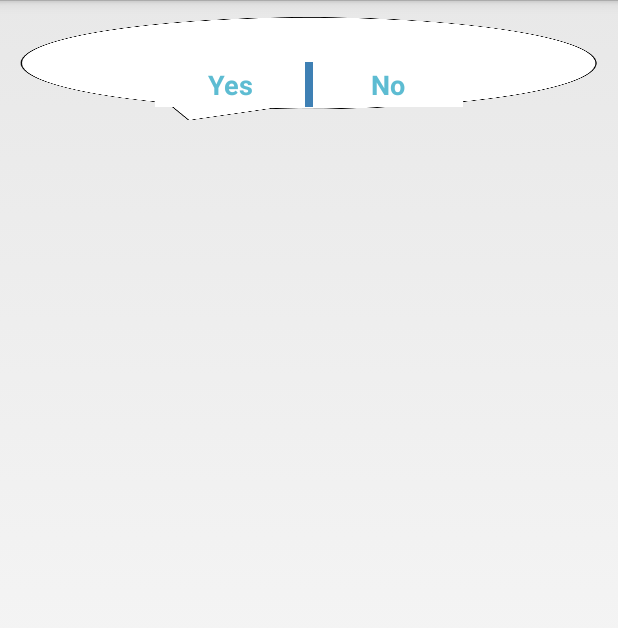
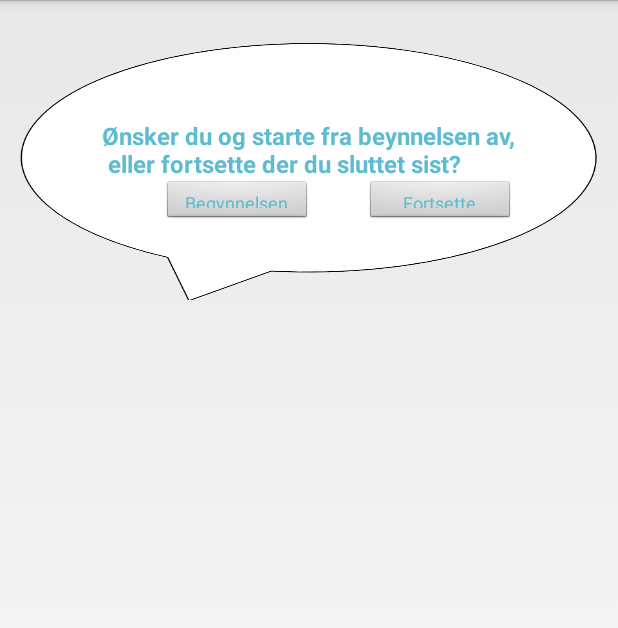
Before and after one commit to brageej/FortaltDigitalt, an Android app: the layout custom_dialog.xml on its own in the app's theme, with its tools: preview values and no code run, on a phone screen of 412 x 824 dp. Shown: the top 628 px of the screen. Run offline under Robolectric (Android 15) with nearby library versions, the phone set to English and light mode, and no system bars.

Commit message:
dialog now changes screen. still bad layout

```diff
--- a/app/src/main/res/layout/custom_dialog.xml
+++ b/app/src/main/res/layout/custom_dialog.xml
@@ -1,7 +1,7 @@
 <?xml version="1.0" encoding="utf-8"?>
-<LinearLayout xmlns:android="http://schemas.android.com/apk/res/android"
+<RelativeLayout xmlns:android="http://schemas.android.com/apk/res/android"
     android:layout_width="fill_parent"
-    android:layout_height="80dp"
+    android:layout_height="200dp"
     android:background="@drawable/dialog_background"
     android:orientation="vertical" >
 
@@ -10,40 +10,40 @@
         android:layout_width="wrap_content"
         android:layout_height="wrap_content"
         android:layout_gravity="center"
-        android:layout_margin="10dp"
-        android:text="Do you realy want to exit ?"
-        android:textColor="@android:color/white"
-        android:textSize="15dp"
-        android:textStyle="bold" >
+        android:text="Ønsker du og starte fra beynnelsen av,\n eller fortsette der du sluttet sist?"
+        android:textColor="#5DBCD2"
+        android:textSize="16dp"
+        android:textStyle="bold"
+        android:layout_centerVertical="true"
+        android:layout_centerHorizontal="true">
     </TextView>
 
-    <LinearLayout
-        android:layout_width="wrap_content"
-        android:layout_height="wrap_content"
-        android:layout_gravity="center"
-        android:background="#3E80B4"
-        android:orientation="horizontal" >
+    <Button
+        android:id="@+id/btn_beginning"
+        android:layout_width="100dp"
+        android:layout_height="30dp"
+        android:background="@android:drawable/btn_default"
+        android:clickable="true"
+        android:text="Begynnelsen"
+        android:textColor="#5DBCD2"
+        android:textSize="12dp"
+        android:layout_below="@+id/txt_dia"
+        android:layout_toLeftOf="@+id/btn_continue"
+        android:layout_toStartOf="@+id/btn_continue"
+        android:layout_marginRight="35dp"
+        android:layout_marginEnd="35dp" />
 
-        <Button
-            android:id="@+id/btn_yes"
-            android:layout_width="100dp"
-            android:layout_height="30dp"
-            android:background="@android:color/white"
-            android:clickable="true"
-            android:text="Yes"
-            android:textColor="#5DBCD2"
-            android:textStyle="bold" />
+    <Button
+        android:id="@+id/btn_continue"
+        android:layout_width="100dp"
+        android:layout_height="30dp"
+        android:background="@android:drawable/btn_default"
+        android:clickable="true"
+        android:text="Fortsette"
+        android:textColor="#5DBCD2"
+        android:textSize="12dp"
+        android:layout_below="@+id/txt_dia"
+        android:layout_alignRight="@+id/txt_dia"
+        android:layout_alignEnd="@+id/txt_dia" />
 
-        <Button
-            android:id="@+id/btn_no"
-            android:layout_width="100dp"
-            android:layout_height="30dp"
-            android:layout_marginLeft="5dp"
-            android:background="@android:color/white"
-            android:clickable="true"
-            android:text="No"
-            android:textColor="#5DBCD2"
-            android:textStyle="bold" />
-    </LinearLayout>
-
-</LinearLayout>
+</RelativeLayout>
```
Also changed, not shown: app/src/main/java/leselyst/fortaltdigitalt/MainActivity.java (+16 -4 lines), app/src/main/java/leselyst/fortaltdigitalt/fragments/story/CustomDialogClass.java (+4 -23 lines), 1 other file.
